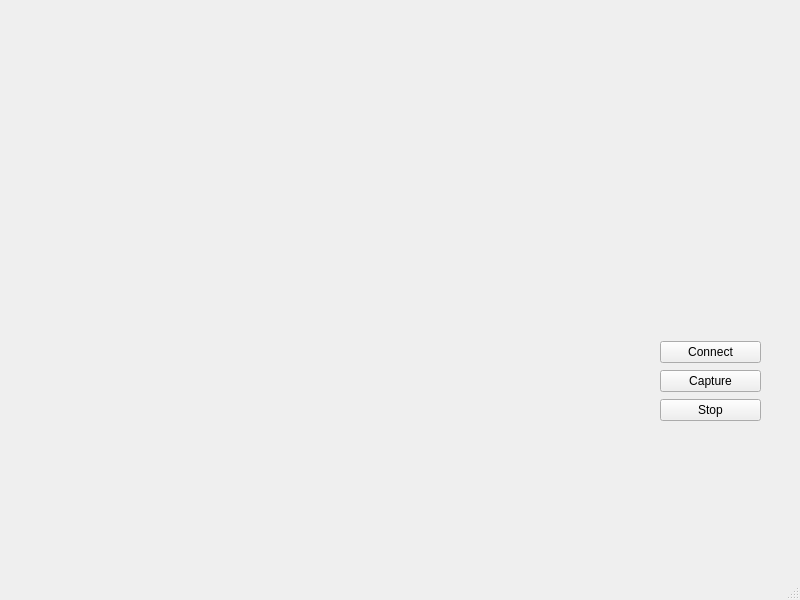
The window that gui/mainwindow.ui (jason281/hackillinois) describes before a commit, drawn with Qt 5.
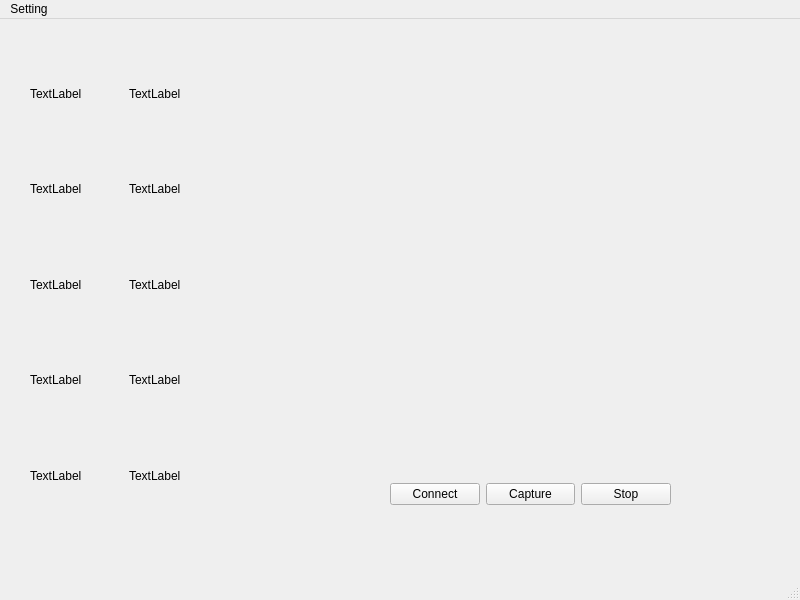
The same window after the commit.

Patch:
```diff
--- a/gui/mainwindow.ui
+++ b/gui/mainwindow.ui
@@ -17,10 +17,10 @@
    <widget class="QLabel" name="monitor">
     <property name="geometry">
      <rect>
-      <x>40</x>
-      <y>30</y>
-      <width>581</width>
-      <height>471</height>
+      <x>230</x>
+      <y>40</y>
+      <width>551</width>
+      <height>371</height>
      </rect>
     </property>
     <property name="text">
@@ -30,13 +30,103 @@
    <widget class="QWidget" name="verticalLayoutWidget">
     <property name="geometry">
      <rect>
-      <x>660</x>
-      <y>340</y>
-      <width>101</width>
-      <height>83</height>
+      <x>30</x>
+      <y>30</y>
+      <width>191</width>
+      <height>471</height>
      </rect>
     </property>
-    <layout class="QVBoxLayout" name="verticalLayout">
+    <layout class="QHBoxLayout" name="horizontalLayout_2">
+     <item>
+      <layout class="QVBoxLayout" name="verticalLayout_3">
+       <item>
+        <widget class="QLabel" name="user_1">
+         <property name="text">
+          <string>TextLabel</string>
+         </property>
+        </widget>
+       </item>
+       <item>
+        <widget class="QLabel" name="user_2">
+         <property name="text">
+          <string>TextLabel</string>
+         </property>
+        </widget>
+       </item>
+       <item>
+        <widget class="QLabel" name="user_3">
+         <property name="text">
+          <string>TextLabel</string>
+         </property>
+        </widget>
+       </item>
+       <item>
+        <widget class="QLabel" name="user_4">
+         <property name="text">
+          <string>TextLabel</string>
+         </property>
+        </widget>
+       </item>
+       <item>
+        <widget class="QLabel" name="user_5">
+         <property name="text">
+          <string>TextLabel</string>
+         </property>
+        </widget>
+       </item>
+      </layout>
+     </item>
+     <item>
+      <layout class="QVBoxLayout" name="verticalLayout_4">
+       <item>
+        <widget class="QLabel" name="user_6">
+         <property name="text">
+          <string>TextLabel</string>
+         </property>
+        </widget>
+       </item>
+       <item>
+        <widget class="QLabel" name="user_7">
+         <property name="text">
+          <string>TextLabel</string>
+         </property>
+        </widget>
+       </item>
+       <item>
+        <widget class="QLabel" name="user_8">
+         <property name="text">
+          <string>TextLabel</string>
+         </property>
+        </widget>
+       </item>
+       <item>
+        <widget class="QLabel" name="user_9">
+         <property name="text">
+          <string>TextLabel</string>
+         </property>
+        </widget>
+       </item>
+       <item>
+        <widget class="QLabel" name="user_10">
+         <property name="text">
+          <string>TextLabel</string>
+         </property>
+        </widget>
+       </item>
+      </layout>
+     </item>
+    </layout>
+   </widget>
+   <widget class="QWidget" name="horizontalLayoutWidget_2">
+    <property name="geometry">
+     <rect>
+      <x>390</x>
+      <y>460</y>
+      <width>281</width>
+      <height>31</height>
+     </rect>
+    </property>
+    <layout class="QHBoxLayout" name="horizontalLayout_3">
      <item>
       <widget class="QPushButton" name="connect_button">
        <property name="text">
@@ -70,6 +160,14 @@
      <height>21</height>
     </rect>
    </property>
+   <widget class="QMenu" name="menuSetting">
+    <property name="title">
+     <string>Setting</string>
+    </property>
+    <addaction name="actionReconnect"/>
+    <addaction name="actionDisconnect"/>
+   </widget>
+   <addaction name="menuSetting"/>
   </widget>
   <widget class="QStatusBar" name="statusbar"/>
  </widget>
```
Left out of the diff: 12 changed lines with no effect on the pictures.
